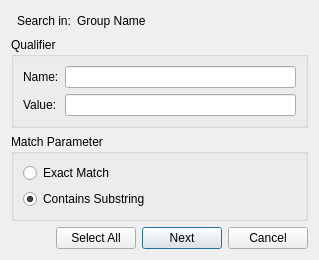
This is src/corelibs/U2View/src/ov_sequence/ui/SearchQualifierDialog.ui in violethaze74/ugene as Qt 5 draws it before an edit. The edited form follows.
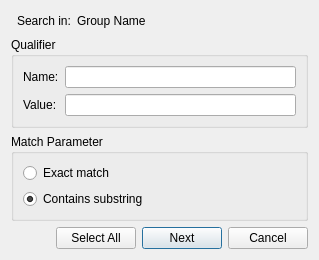
This is the edited form.

What changed in the file:
```diff
--- a/src/corelibs/U2View/src/ov_sequence/ui/SearchQualifierDialog.ui
+++ b/src/corelibs/U2View/src/ov_sequence/ui/SearchQualifierDialog.ui
@@ -93,7 +93,7 @@
       <item row="1" column="0">
        <widget class="QRadioButton" name="contaiinsButton">
         <property name="text">
-         <string>Contains Substring</string>
+         <string>Contains substring</string>
         </property>
         <property name="checked">
          <bool>true</bool>
@@ -106,7 +106,7 @@
       <item row="0" column="0">
        <widget class="QRadioButton" name="exactButton">
         <property name="text">
-         <string>Exact Match</string>
+         <string>Exact match</string>
         </property>
         <attribute name="buttonGroup">
          <string>buttonGroup</string>
```
Left out of the diff: 2 changed lines with no effect on the pictures.
